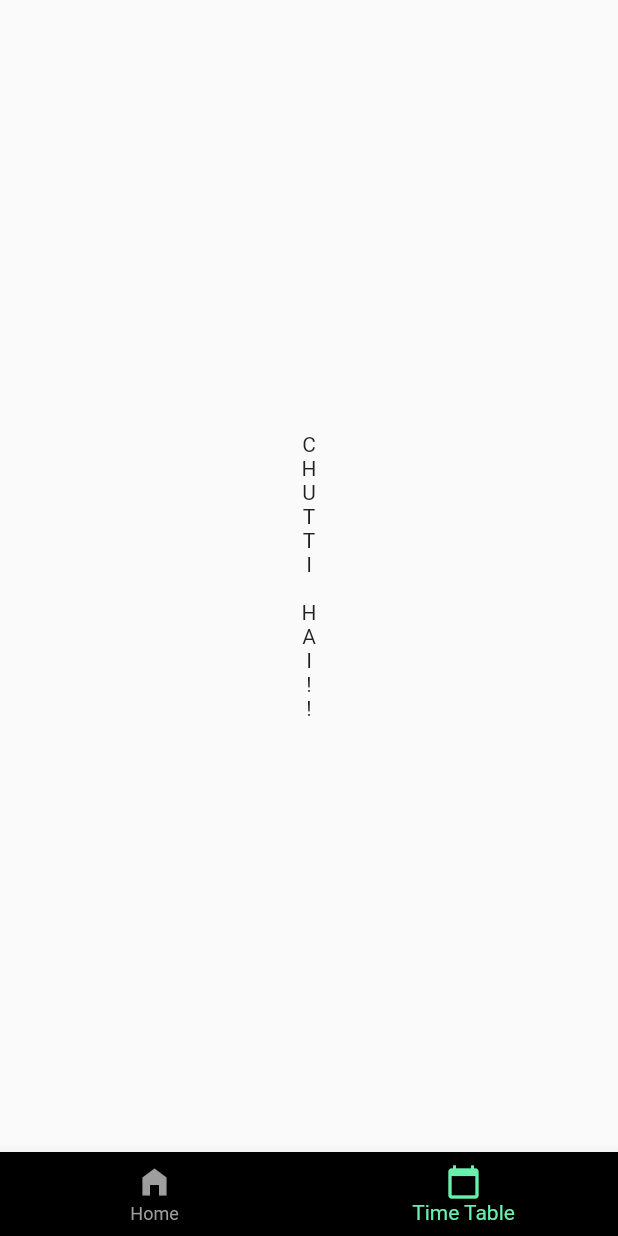
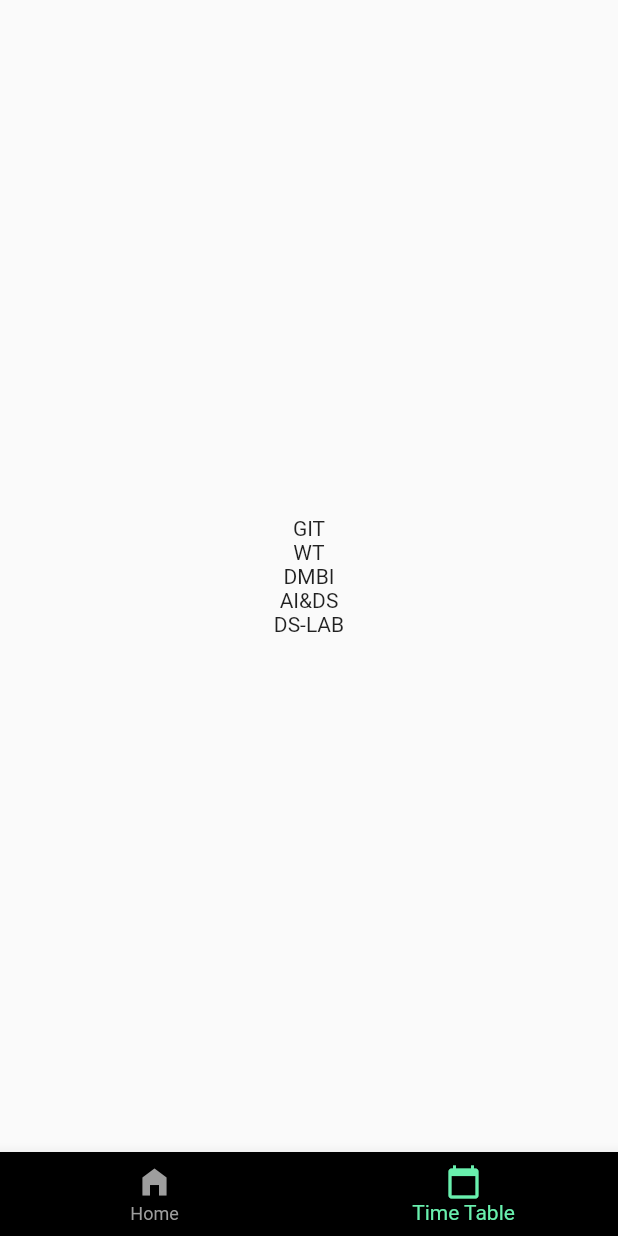
Before and after one commit to SohamDesai1/XIE-IT-HUB, a Flutter app: the screen it shows after launch, item 2 of the bottom bar chosen, on a phone screen of 412 x 824 dp. Run offline on Flutter 3.47's test engine with Material 2 defaults, Android fonts, the phone set to English and light mode, and no system bars.

Commit message:
created new file for timetable

```diff
--- a/lib/main.dart
+++ b/lib/main.dart
@@ -1,6 +1,7 @@
 // ignore_for_file: unused_import, prefer_const_constructors, prefer_typing_uninitialized_variables
 // ignore_for_file: prefer_const_literals_to_create_immutables
 import 'package:college_manager/splash.dart';
+import 'package:college_manager/time_table.dart';
 import 'package:flutter/material.dart';
 import 'package:intl/intl.dart';
 
@@ -20,12 +21,6 @@ class MainApp extends StatefulWidget {
 
 class _MainAppState extends State<MainApp> {
   int _selectedindex = 0;
-  var day;
-  var monday = ['GIT', 'WT', 'DMBI', 'AI&DS', 'BI-LAB'];
-  var tuesday = ['WEBX', 'DMBI', 'Mini Project', 'Mini Project', 'MAD-LAB'];
-  var wednesday = ['AI&DS', 'WEBX', 'WT', 'GIT', 'SENSOR-LAB'];
-  var thursday = ['GIT', 'WT', 'DMBI', 'AI&DS', 'DS-LAB'];
-  var friday = ['WEB-LAB', 'WT', 'VAC', 'MENTORY', 'TPO'];
 
   void _itemTapped(int index) {
     setState(() {
@@ -35,22 +30,11 @@ class _MainAppState extends State<MainApp> {
 
   @override
   Widget build(BuildContext context) {
-    setState(() {
-      getDay();
-    });
     final List pages = [
       Center(
         child: Text("This is Home page"),
       ),
-      Center(
-        child: ListView.builder(
-          shrinkWrap: true,
-          itemBuilder: (context, index) {
-            return Center(child: Text(day[index]));
-          },
-          itemCount: day.length,
-        ),
-      ),
+      TimeTable(),
     ];
     return Scaffold(
       body: pages[_selectedindex],
@@ -74,25 +58,4 @@ class _MainAppState extends State<MainApp> {
       ),
     );
   }
-
-  void getDay() {
-    var getday = DateTime.now().weekday;
-    if (getday == 1) {
-      day = monday;
-    }
-    if (getday == 2) {
-      day = tuesday;
-    }
-    if (getday == 3) {
-      day = wednesday;
-    }
-    if (getday == 4) {
-      day = thursday;
-    }
-    if (getday == 5) {
-      day = friday;
-    } else {
-      day = "CHUTTI HAI!!";
-    }
-  }
 }
--- /dev/null
+++ b/lib/time_table.dart
@@ -0,0 +1,66 @@
+// ignore_for_file: prefer_const_constructors
+
+import 'package:flutter/material.dart';
+
+void main() {
+  runApp(const MaterialApp(
+    debugShowCheckedModeBanner: false,
+    home: TimeTable(),
+  ));
+}
+
+class TimeTable extends StatefulWidget {
+  const TimeTable({super.key});
+
+  @override
+  State<TimeTable> createState() => _TimeTableState();
+}
+
+class _TimeTableState extends State<TimeTable> {
+  var day;
+  var monday = ['GIT', 'WT', 'DMBI', 'AI&DS', 'BI-LAB'];
+  var tuesday = ['WEBX', 'DMBI', 'Mini Project', 'Mini Project', 'MAD-LAB'];
+  var wednesday = ['AI&DS', 'WEBX', 'WT', 'GIT', 'SENSOR-LAB'];
+  var thursday = ['GIT', 'WT', 'DMBI', 'AI&DS', 'DS-LAB'];
+  var friday = ['WEB-LAB', 'WT', 'VAC', 'MENTORY', 'TPO'];
+
+  void getDay() {
+    var getday = DateTime.now().weekday;
+    if (getday == 1) {
+      day = monday;
+    }
+    if (getday == 2) {
+      day = tuesday;
+    }
+    if (getday == 3) {
+      day = wednesday;
+    }
+    if (getday == 4) {
+      day = thursday;
+    }
+    if (getday == 5) {
+      day = friday;
+    }
+    if (getday == 6 || getday == 7) {
+      day = "CHUTTI HAI!!";
+    }
+  }
+
+  @override
+  Widget build(BuildContext context) {
+    setState(() {
+      getDay();
+    });
+    return Scaffold(
+      body: Center(
+        child: ListView.builder(
+          shrinkWrap: true,
+          itemBuilder: (context, index) {
+            return Center(child: Text(day[index]));
+          },
+          itemCount: day.length,
+        ),
+      ),
+    );
+  }
+}
```
